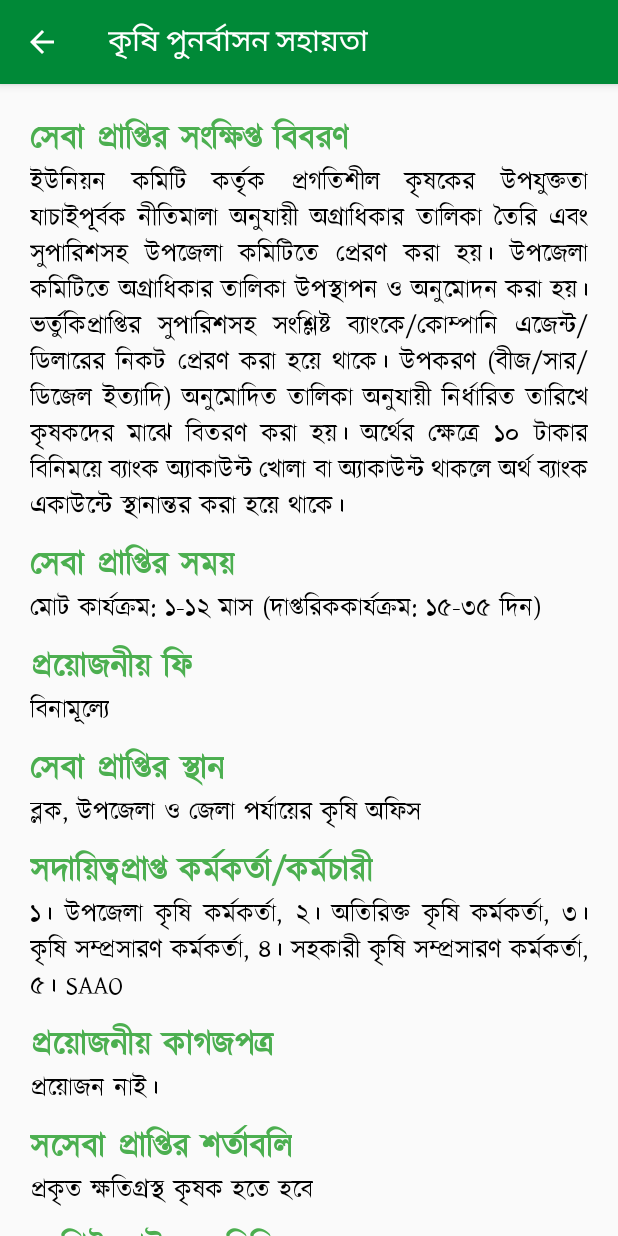
After one commit to Trodev-IT/Smart_Krishi, an Android app: the RehabilitationActivity screen opened directly, with no data from a screen before it, on a phone screen of 412 x 824 dp. The commit adds this screen. Run offline under Robolectric (Android 15) with nearby library versions, the phone set to English and light mode, and no system bars.

Commit message:
version-4, Krishi Seba fragment added and modified witj new dataset

```diff
--- a/app/src/main/AndroidManifest.xml
+++ b/app/src/main/AndroidManifest.xml
@@ -27,7 +27,10 @@
         android:theme="@style/Theme.SmartKrishi"
         android:usesCleartextTraffic="true"
         tools:targetApi="31">
-
+        <activity
+            android:name=".UpazillaServices.RehabilitationActivity"
+            android:exported="true"
+            android:parentActivityName=".UpazillaServices.RehabilitationActivity"/>
         <activity
             android:name=".weatheractivity.WeatherActivity"
             android:exported="true"
--- a/app/src/main/java/com/trodev/smartkrishi/MainActivity.java
+++ b/app/src/main/java/com/trodev/smartkrishi/MainActivity.java
@@ -31,7 +31,7 @@ import com.onesignal.OneSignal;
 import com.onesignal.debug.LogLevel;
 import com.trodev.smartkrishi.fragment.BooksFragment;
 import com.trodev.smartkrishi.fragment.HomeFragment;
-import com.trodev.smartkrishi.fragment.NewsFragment;
+import com.trodev.smartkrishi.fragment.ServicesFragment;
 import com.trodev.smartkrishi.fragment.ProfileFragment;
 
 import java.util.Objects;
@@ -125,7 +125,7 @@ public class MainActivity extends AppCompatActivity {
                     setTitle("কৃষি সুবিধা");
                     FragmentManager fragmentManager = getSupportFragmentManager();
                     FragmentTransaction fragmentTransaction = fragmentManager.beginTransaction();
-                    fragmentTransaction.replace(R.id.frameLayout, new NewsFragment());
+                    fragmentTransaction.replace(R.id.frameLayout, new ServicesFragment());
                     fragmentTransaction.commit();
 
                     /*set all status bar, navigation bar, toolbar color*/
--- /dev/null
+++ b/app/src/main/java/com/trodev/smartkrishi/UpazillaServices/RehabilitationActivity.java
@@ -0,0 +1,21 @@
+package com.trodev.smartkrishi.UpazillaServices;
+
+import android.os.Bundle;
+
+import androidx.appcompat.app.AppCompatActivity;
+
+import com.trodev.smartkrishi.R;
+
+public class RehabilitationActivity extends AppCompatActivity {
+
+    @Override
+    protected void onCreate(Bundle savedInstanceState) {
+        super.onCreate(savedInstanceState);
+        setContentView(R.layout.activity_rehabilitation);
+
+        /*Navigation Bar Views*/
+        getSupportActionBar().setTitle("কৃষি পুনর্বাসন সহায়তা");
+        getSupportActionBar().setDisplayHomeAsUpEnabled(true);
+
+    }
+}
--- a/app/src/main/java/com/trodev/smartkrishi/activity/AboutUsActivity.java
+++ b/app/src/main/java/com/trodev/smartkrishi/activity/AboutUsActivity.java
@@ -13,7 +13,7 @@ public class AboutUsActivity extends AppCompatActivity {
         super.onCreate(savedInstanceState);
         setContentView(R.layout.activity_about_us);
 
-        getSupportActionBar().setTitle("About Apps");
+        getSupportActionBar().setTitle("অ্যাপ সম্পর্কে জানুন");
         getSupportActionBar().setDisplayHomeAsUpEnabled(true);
     }
 }
--- a/app/src/main/java/com/trodev/smartkrishi/fragment/NewsFragment.java
+++ /dev/null
@@ -1,39 +0,0 @@
-package com.trodev.smartkrishi.fragment;
-
-import android.content.Intent;
-import android.os.Bundle;
-
-import androidx.cardview.widget.CardView;
-import androidx.fragment.app.Fragment;
-import androidx.recyclerview.widget.RecyclerView;
-
-import android.view.LayoutInflater;
-import android.view.View;
-import android.view.ViewGroup;
-import android.widget.ImageView;
-import android.widget.ProgressBar;
-import android.widget.Toast;
-
-import com.google.firebase.database.DatabaseReference;
-import com.trodev.smartkrishi.R;
-import com.trodev.smartkrishi.newsactivity.NewsActivity;
-import com.trodev.smartkrishi.weatheractivity.WeatherActivity;
-
-public class NewsFragment extends Fragment {
-
-    ImageView news, weather;
-    DatabaseReference reference, dbRef;
-
-    public NewsFragment() {
-        // Required empty public constructor
-    }
-
-    @Override
-    public View onCreateView(LayoutInflater inflater, ViewGroup container,
-                             Bundle savedInstanceState) {
-        // Inflate the layout for this fragment
-        View view= inflater.inflate(R.layout.fragment_news, container, false);
-
-        return view;
-    }
-}
--- /dev/null
+++ b/app/src/main/java/com/trodev/smartkrishi/fragment/ServicesFragment.java
@@ -0,0 +1,49 @@
+package com.trodev.smartkrishi.fragment;
+
+import android.content.Intent;
+import android.os.Bundle;
+
+import androidx.cardview.widget.CardView;
+import androidx.fragment.app.Fragment;
+
+import android.view.LayoutInflater;
+import android.view.View;
+import android.view.ViewGroup;
+
+import com.google.firebase.database.DatabaseReference;
+import com.trodev.smartkrishi.R;
+import com.trodev.smartkrishi.UpazillaServices.RehabilitationActivity;
+
+public class ServicesFragment extends Fragment {
+
+
+    CardView rehabilitation;
+
+    //DatabaseReference reference, dbRef;
+
+    public ServicesFragment() {
+        // Required empty public constructor
+    }
+
+    @Override
+    public View onCreateView(LayoutInflater inflater, ViewGroup container,
+                             Bundle savedInstanceState) {
+        // Inflate the layout for this fragment
+        View view= inflater.inflate(R.layout.fragment_services, container, false);
+
+
+        /*Initial Views*/
+        rehabilitation= view.findViewById(R.id.rehabilitation);
+
+        /*onClick Views*/
+        rehabilitation.setOnClickListener(new View.OnClickListener() {
+            @Override
+            public void onClick(View v) {
+                startActivity(new Intent(getContext(), RehabilitationActivity.class));
+            }
+        });
+
+        return view;
+    }
+
+}
--- a/app/src/main/res/layout/activity_about_us.xml
+++ b/app/src/main/res/layout/activity_about_us.xml
@@ -34,6 +34,7 @@
                     android:fontFamily="@font/kalpurush"
                     android:gravity="center"
                     android:text="স্মার্ট কৃষি"
+                    android:textStyle="bold"
                     android:textColor="@color/black"
                     android:textSize="16sp" />
 
@@ -150,7 +151,7 @@
                     android:layout_height="wrap_content"
                     android:autoLink="web"
                     android:fontFamily="@font/poppins_regular"
-                    android:text="Facebook Page: https://www.facebook.com/smartkrishi"
+                    android:text="Facebook Page: https://web.facebook.com/smartkrishi8"
                     android:textColor="@color/black"
                     android:textSize="11sp" />
 
--- /dev/null
+++ b/app/src/main/res/layout/activity_rehabilitation.xml
@@ -0,0 +1,215 @@
+<?xml version="1.0" encoding="utf-8"?>
+<ScrollView xmlns:android="http://schemas.android.com/apk/res/android"
+    xmlns:app="http://schemas.android.com/apk/res-auto"
+    xmlns:tools="http://schemas.android.com/tools"
+    android:id="@+id/main"
+    android:layout_width="match_parent"
+    android:layout_height="match_parent"
+    android:scrollbars="none"
+    tools:context=".UpazillaServices.RehabilitationActivity">
+
+    <LinearLayout
+        android:layout_width="match_parent"
+        android:layout_height="wrap_content"
+        android:layout_margin="10dp"
+        android:orientation="vertical">
+
+        <LinearLayout
+            android:layout_width="match_parent"
+            android:layout_height="wrap_content"
+            android:layout_margin="10dp"
+            android:orientation="vertical">
+
+            <TextView
+                android:layout_width="wrap_content"
+                android:layout_height="wrap_content"
+                android:justificationMode="inter_word"
+                android:text="সেবা প্রাপ্তির সংক্ষিপ্ত বিবরণ"
+                android:fontFamily="@font/kalpurush"
+                android:textColor="@color/green"
+                android:textStyle="bold"
+                android:textSize="22sp"
+                />
+            <TextView
+                android:layout_width="wrap_content"
+                android:layout_height="wrap_content"
+                android:justificationMode="inter_word"
+                android:text="ইউনিয়ন কমিটি কর্তৃক প্রগতিশীল কৃষকের উপযুক্ততা যাচাইপূর্বক নীতিমালা অনুযায়ী অগ্রাধিকার তালিকা তৈরি এবং সুপারিশসহ উপজেলা কমিটিতে প্রেরণ করা হয়। উপজেলা কমিটিতে অগ্রাধিকার তালিকা উপস্থাপন ও অনুমোদন করা হয়। ভর্তুকিপ্রাপ্তির সুপারিশসহ সংশ্লিষ্ট ব্যাংকে/কোম্পানি এজেন্ট/ডিলারের নিকট প্রেরণ করা হয়ে থাকে। উপকরণ (বীজ/সার/ডিজেল ইত্যাদি) অনুমোদিত তালিকা অনুযায়ী নির্ধারিত তারিখে কৃষকদের মাঝে বিতরণ করা হয়। অর্থের ক্ষেত্রে ১০ টাকার বিনিময়ে ব্যাংক অ্যাকাউন্ট খোলা বা অ্যাকাউন্ট থাকলে অর্থ ব্যাংক একাউন্টে স্থানান্তর করা হয়ে থাকে।"
+                android:fontFamily="@font/kalpurush"
+                android:textColor="@color/black"
+                android:textSize="17sp"
+                />
+
+            <TextView
+                android:layout_width="wrap_content"
+                android:layout_height="wrap_content"
+                android:layout_marginTop="10dp"
+                android:justificationMode="inter_word"
+                android:text="সেবা প্রাপ্তির সময়"
+                android:fontFamily="@font/kalpurush"
+                android:textColor="@color/green"
+                android:textStyle="bold"
+                android:textSize="22sp"
+                />
+            <TextView
+                android:layout_width="wrap_content"
+                android:layout_height="wrap_content"
+                android:justificationMode="inter_word"
+                android:text="মোট কার্যক্রম: ১-১২ মাস (দাপ্তরিককার্যক্রম: ১৫-৩৫ দিন)"
+                android:fontFamily="@font/kalpurush"
+                android:textColor="@color/black"
+                android:textSize="17sp"
+                />
+
+            <TextView
+                android:layout_width="wrap_content"
+                android:layout_height="wrap_content"
+                android:layout_marginTop="10dp"
+                android:justificationMode="inter_word"
+                android:text="প্রয়োজনীয় ফি"
+                android:fontFamily="@font/kalpurush"
+                android:textColor="@color/green"
+                android:textStyle="bold"
+                android:textSize="22sp"
+                />
+            <TextView
+                android:layout_width="wrap_content"
+                android:layout_height="wrap_content"
+                android:justificationMode="inter_word"
+                android:text="বিনামূল্যে"
+                android:fontFamily="@font/kalpurush"
+                android:textColor="@color/black"
+                android:textSize="17sp"
+                />
+
+            <TextView
+                android:layout_width="wrap_content"
+                android:layout_height="wrap_content"
+                android:layout_marginTop="10dp"
+                android:justificationMode="inter_word"
+                android:text="সেবা প্রাপ্তির স্থান"
+                android:fontFamily="@font/kalpurush"
+                android:textColor="@color/green"
+                android:textStyle="bold"
+                android:textSize="22sp"
+                />
+            <TextView
+                android:layout_width="wrap_content"
+                android:layout_height="wrap_content"
+                android:justificationMode="inter_word"
+                android:text="ব্লক, উপজেলা ও জেলা পর্যায়ের কৃষি অফিস"
+                android:fontFamily="@font/kalpurush"
+                android:textColor="@color/black"
+                android:textSize="17sp"
+                />
+
+            <TextView
+                android:layout_width="wrap_content"
+                android:layout_height="wrap_content"
+                android:layout_marginTop="10dp"
+                android:justificationMode="inter_word"
+                android:text="সদায়িত্বপ্রাপ্ত কর্মকর্তা/কর্মচারী"
+                android:fontFamily="@font/kalpurush"
+                android:textColor="@color/green"
+                android:textStyle="bold"
+                android:textSize="22sp"
+                />
+            <TextView
+                android:layout_width="wrap_content"
+                android:layout_height="wrap_content"
+                android:justificationMode="inter_word"
+                android:text="১। উপজেলা কৃষি কর্মকর্তা, ২। অতিরিক্ত কৃষি কর্মকর্তা, ৩। কৃষি সম্প্রসারণ কর্মকর্তা, ৪। সহকারী কৃষি সম্প্রসারণ কর্মকর্তা, ৫। SAAO"
+                android:fontFamily="@font/kalpurush"
+                android:textColor="@color/black"
+                android:textSize="17sp"
+                />
+
+            <TextView
+                android:layout_width="wrap_content"
+                android:layout_height="wrap_content"
+                android:layout_marginTop="10dp"
+                android:justificationMode="inter_word"
+                android:text="প্রয়োজনীয় কাগজপত্র"
+                android:fontFamily="@font/kalpurush"
+                android:textColor="@color/green"
+                android:textStyle="bold"
+                android:textSize="22sp"
+                />
+            <TextView
+                android:layout_width="wrap_content"
+                android:layout_height="wrap_content"
+                android:justificationMode="inter_word"
+                android:text="প্রয়োজন নাই।"
+                android:fontFamily="@font/kalpurush"
+                android:textColor="@color/black"
+                android:textSize="17sp"
+                />
+
+            <TextView
+                android:layout_width="wrap_content"
+                android:layout_height="wrap_content"
+                android:layout_marginTop="10dp"
+                android:justificationMode="inter_word"
+                android:text="সসেবা প্রাপ্তির শর্তাবলি"
+                android:fontFamily="@font/kalpurush"
+                android:textColor="@color/green"
+                android:textStyle="bold"
+                android:textSize="22sp"
+                />
+            <TextView
+                android:layout_width="wrap_content"
+                android:layout_height="wrap_content"
+                android:justificationMode="inter_word"
+                android:text="প্রকৃত ক্ষতিগ্রস্থ কৃষক হতে হবে"
+                android:fontFamily="@font/kalpurush"
+                android:textColor="@color/black"
+                android:textSize="17sp"
+                />
+
+            <TextView
+                android:layout_width="wrap_content"
+                android:layout_height="wrap_content"
+                android:layout_marginTop="10dp"
+                android:justificationMode="inter_word"
+                android:text="সংশ্লিষ্ট আইন ও বিধি"
+                android:fontFamily="@font/kalpurush"
+                android:textColor="@color/green"
+                android:textStyle="bold"
+                android:textSize="22sp"
+                />
+            <TextView
+                android:layout_width="wrap_content"
+                android:layout_height="wrap_content"
+                android:justificationMode="inter_word"
+                android:text="কৃষি সম্প্রসারণ ম্যানুয়েল ও কৃষি সম্প্রসারণ নীতিমালা"
+                android:fontFamily="@font/kalpurush"
+                android:textColor="@color/black"
+                android:textSize="17sp"
+                />
+
+            <TextView
+                android:layout_width="wrap_content"
+                android:layout_height="wrap_content"
+                android:layout_marginTop="10dp"
+                android:justificationMode="inter_word"
+                android:text="সেবা প্রদানে ব্যর্থ হলে প্রতিকারকারী কর্মকর্তা"
+                android:fontFamily="@font/kalpurush"
+                android:textColor="@color/green"
+                android:textStyle="bold"
+                android:textSize="22sp"
+                />
+            <TextView
+                android:layout_width="wrap_content"
+                android:layout_height="wrap_content"
+                android:justificationMode="inter_word"
+                android:text="উপ-পরিচালক, কৃষি সম্প্রসারণ অধিদপ্তর"
+                android:fontFamily="@font/kalpurush"
+                android:textColor="@color/black"
+                android:textSize="17sp"
+                />
+
+        </LinearLayout>
+
+    </LinearLayout>
+
+</ScrollView>
--- a/app/src/main/res/layout/fragment_news.xml
+++ b/app/src/main/res/layout/fragment_services.xml
@@ -41,6 +41,7 @@
         </androidx.cardview.widget.CardView>
 
         <androidx.cardview.widget.CardView
+            android:id="@+id/rehabilitation"
             android:layout_width="match_parent"
             android:layout_height="wrap_content"
             android:layout_marginTop="15dp"
```
